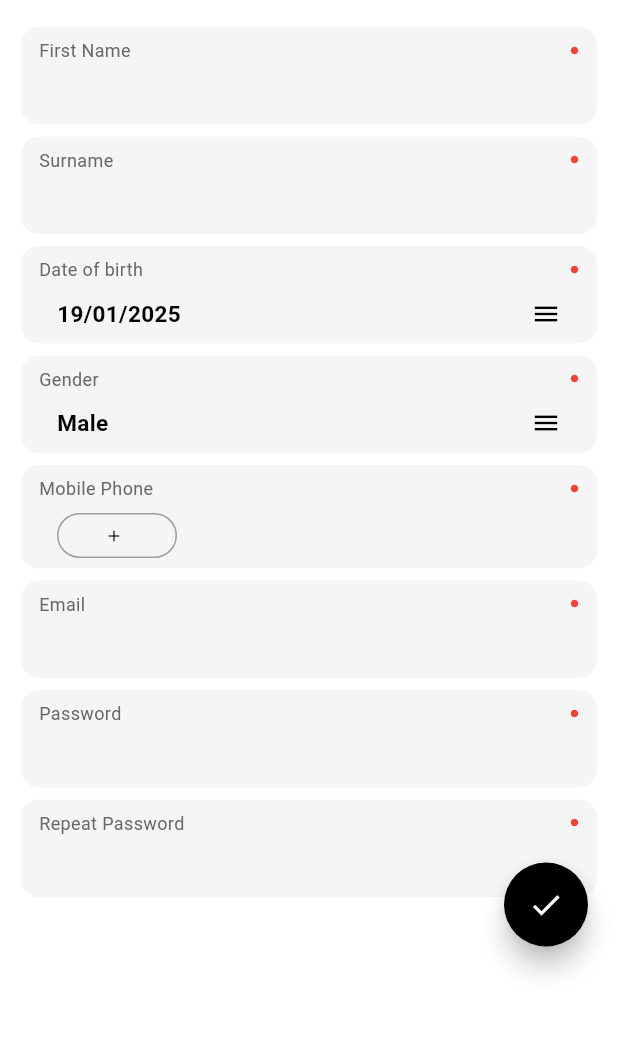
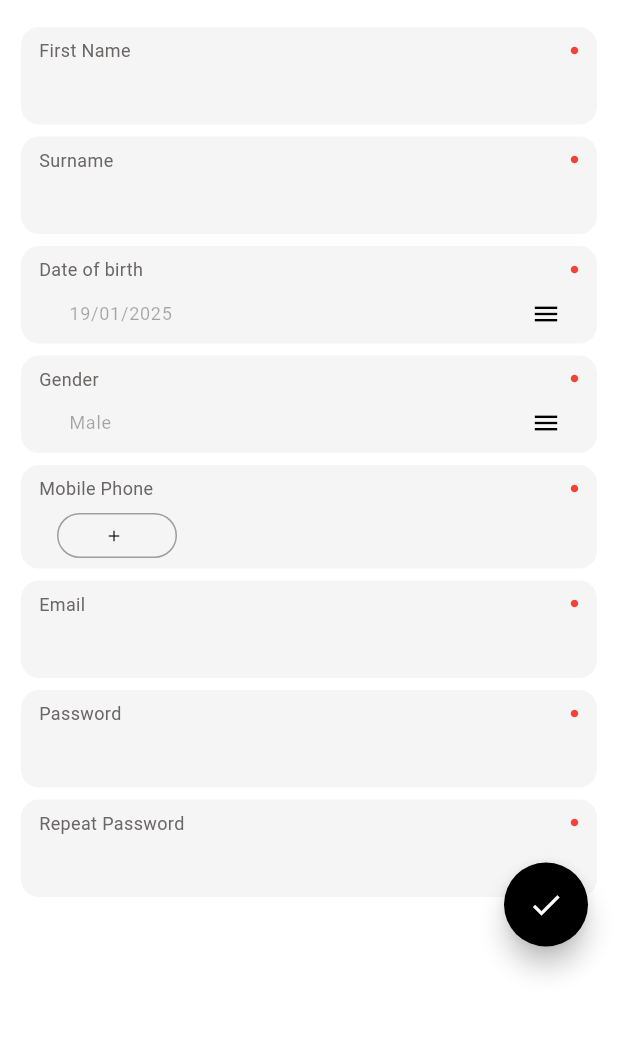
Before and after one commit to abdulsamad-110/app_smash_x, a Flutter app: the SignupView screen opened directly, on a phone screen of 412 x 824 dp, the part 84-1121 px from its top. Run offline on Flutter 3.47's test engine with Material 3 defaults, Android fonts, the phone set to English and light mode, and no system bars; our stand-ins replace country_picker, get, smooth_page_indicator.

```diff
--- a/lib/main.dart
+++ b/lib/main.dart
@@ -1,6 +1,7 @@
 import 'package:flutter/material.dart';
 import 'package:get/get.dart';
 import 'package:smash_x_app/ui/auth/login/login_view.dart';
+import 'package:smash_x_app/ui/auth/splashe/splash_view.dart';
 
 void main() {
   runApp(const MyApp());
@@ -11,10 +12,10 @@ class MyApp extends StatelessWidget {
 
   @override
   Widget build(BuildContext context) {
-    return const GetMaterialApp(
+    return GetMaterialApp(
       debugShowCheckedModeBanner: false,
       //theme: ThemeData.dark(),
-      home: LoginView(),
+      home: SplashView(),
     );
   }
 }
--- a/lib/ui/auth/sign up/signup_controller.dart
+++ b/lib/ui/auth/sign up/signup_controller.dart
@@ -1,5 +1,6 @@
 import 'package:flutter/material.dart';
 import 'package:get/get.dart';
+import 'package:intl/intl.dart';
 
 class SignupController extends GetxController {
   final dateController = TextEditingController();
@@ -11,6 +12,8 @@ class SignupController extends GetxController {
   final passController = TextEditingController();
 
   DateTime? selectedDate;
+  String countryCode = '';
+  String phoneCode = '';
 
   // Method to pick a date
   void pickDate(BuildContext context) async {
@@ -28,7 +31,7 @@ class SignupController extends GetxController {
     }
   }
 
-  RxString selectedGender = ''.obs;
+  RxString selectedGender = 'Male'.obs;
 
   void selectGender(String gender) {
     selectedGender.value = gender;
@@ -53,4 +56,10 @@ class SignupController extends GetxController {
 //     },
 //   );
 // }
+  @override
+  void onInit() {
+    super.onInit();
+    // Set the default date to current date in the format dd/MM/yyyy
+    dateController.text = DateFormat('dd/MM/yyyy').format(DateTime.now());
+  }
 }
--- a/lib/ui/auth/sign up/signup_view.dart
+++ b/lib/ui/auth/sign up/signup_view.dart
@@ -15,8 +15,6 @@ class SignupView extends StatelessWidget {
   @override
   Widget build(BuildContext context) {
     final SignupController controller = Get.put(SignupController());
-    String countryCode = '';
-    String phoneCode = '';
 
     return Scaffold(
       backgroundColor: Colors.white,
@@ -59,29 +57,26 @@ class SignupView extends StatelessWidget {
                     child: SignupTextfield(
                       label: 'Date of birth',
                       controller: controller.dateController,
-                      description: controller.dateController.text.isEmpty
-                          ? DateFormat('dd/MM/yyyy').format(DateTime.now())
-                          : controller.dateController.text,
                       menuIcon: Icons.menu,
                       enabled: false,
                     ),
                   ),
                   GestureDetector(
                     onTap: () => showGenderDialog(context),
-                    child: Obx(() => SignupTextfield(
+                    child: Obx(
+                      () => SignupTextfield(
                         label: 'Gender',
-                          controller: TextEditingController(
-                              text: controller.selectedGender.value),
-                          description: controller.selectedGender.value.isEmpty
-                              ? 'Male'
-                              : controller.selectedGender.value,
+                        controller:  TextEditingController(
+                          text: controller.selectedGender.value,
+                        ),
                         menuIcon: Icons.menu,
                         enabled: false,
-                        )),
+                      ),
+                    ),
                   ),
                   SignupTextfield(
                     label: 'Mobile Phone',
-                    controller: TextEditingController(),
+                    controller:  TextEditingController(),
                     onButtonPressed: () {
                       showCountryPicker(
                         context: context,
@@ -92,12 +87,14 @@ class SignupView extends StatelessWidget {
                           bottomSheetHeight: 500,
                           borderRadius: BorderRadius.only(
                             topLeft: Radius.circular(12),
-                                topRight: Radius.circular(12))),
+                            topRight: Radius.circular(12),
+                          ),
+                        ),
                         onSelect: (Country value) {
                           print(value.countryCode.toString());
                           print(value.phoneCode.toString());
-                          countryCode = value.countryCode;
-                          phoneCode = value.phoneCode;
+                          controller.countryCode = value.countryCode;
+                          controller.phoneCode = value.phoneCode;
                         },
                       );
                     },
@@ -122,9 +119,11 @@ class SignupView extends StatelessWidget {
               right: 20,
               bottom: 0,
               child: FloatingActionButton(
-                onPressed: () {},
+                onPressed: () {
+                  // Perform your submission logic here
+                },
                 backgroundColor: Colors.black,
-                child: const Icon(
+                child:  const Icon(
                   Icons.done,
                   color: Colors.white,
                 ),
--- a/lib/ui/auth/sign up/widgets/customsgnup_widget.dart
+++ b/lib/ui/auth/sign up/widgets/customsgnup_widget.dart
@@ -4,22 +4,22 @@ class SignupTextfield extends StatelessWidget {
   final String label;
   final TextEditingController controller;
   final bool isRequired;
-  final String? description;
   final IconData? menuIcon;
   final VoidCallback? onButtonPressed;
   final bool enabled;
-  final Color cursorColor; // Add cursorColor as a parameter
+  final Color cursorColor;
+  final bool showCursor;
 
   const SignupTextfield({
     Key? key,
     required this.label,
     required this.controller,
     this.isRequired = true,
-    this.description,
     this.menuIcon,
     this.onButtonPressed,
     this.enabled = true,
-    this.cursorColor = Colors.grey, // Default to gray if not provided
+    this.cursorColor = Colors.grey,
+    this.showCursor = true,
   }) : super(key: key);
 
   @override
@@ -36,9 +36,7 @@ class SignupTextfield extends StatelessWidget {
           crossAxisAlignment: CrossAxisAlignment.start,
           children: [
             _buildLabelRow(),
-            if (description != null ||
-                onButtonPressed != null ||
-                menuIcon != null)
+            if (onButtonPressed != null || menuIcon != null)
               _buildDescriptionRow(),
           ],
         ),
@@ -53,7 +51,9 @@ class SignupTextfield extends StatelessWidget {
         Text(
           label,
           style: const TextStyle(
-              fontSize: 12, color: Color.fromARGB(255, 106, 102, 102)),
+            fontSize: 12,
+            color: Color.fromARGB(255, 106, 102, 102),
+          ),
         ),
         if (isRequired)
           const Icon(
@@ -69,16 +69,16 @@ class SignupTextfield extends StatelessWidget {
     return Padding(
       padding: const EdgeInsets.only(top: 8.0),
       child: Padding(
-        padding: const EdgeInsets.symmetric(
-            horizontal: 12.0), // Add padding for left and right indent
+        padding: const EdgeInsets.symmetric(horizontal: 12.0),
         child: Row(
           children: [
-            _buildLeftSideContent(),
+            if (onButtonPressed != null) _buildButton(),
             const SizedBox(width: 8),
             Expanded(
               child: TextField(
                 controller: controller,
-                cursorColor: cursorColor, // Set cursor color here
+                cursorColor: cursorColor,
+                showCursor: showCursor,
                 decoration: const InputDecoration(
                   border: InputBorder.none,
                   isDense: true,
@@ -100,14 +100,7 @@ class SignupTextfield extends StatelessWidget {
     );
   }
 
-  Widget _buildLeftSideContent() {
-    if (description != null) {
-      return Text(
-        description!,
-        style: const TextStyle(
-            fontSize: 15, fontWeight: FontWeight.bold, color: Colors.black),
-      );
-    } else if (onButtonPressed != null) {
+  Widget _buildButton() {
     return Container(
       width: 80,
       height: 30,
@@ -117,12 +110,12 @@ class SignupTextfield extends StatelessWidget {
       ),
       child: TextButton(
         onPressed: onButtonPressed,
-          style: TextButton.styleFrom(padding: EdgeInsets.zero), // No padding
+        style: TextButton.styleFrom(padding: EdgeInsets.zero),
         child: const Row(
           mainAxisAlignment: MainAxisAlignment.center,
           children: [
             Icon(Icons.add, size: 12, color: Colors.black),
-              SizedBox(width: 4), // Space between icon and text
+            SizedBox(width: 4),
             Text(
               '',
               style: TextStyle(
@@ -134,8 +127,5 @@ class SignupTextfield extends StatelessWidget {
         ),
       ),
     );
-    } else {
-      return const SizedBox();
   }
 }
-}
--- a/lib/widgets/custom_appbar.dart
+++ b/lib/widgets/custom_appbar.dart
@@ -26,7 +26,6 @@ class CustomAppBar extends StatelessWidget implements PreferredSizeWidget {
             )
           : null,
       title: Row(
-        mainAxisAlignment: MainAxisAlignment.spaceBetween,
         children: [
           Image.asset(
             'assets/logo.png',
@@ -34,8 +33,7 @@ class CustomAppBar extends StatelessWidget implements PreferredSizeWidget {
             width: 30,
             color: Colors.white,
           ),
-          Row(
-            children: [
+          const Spacer(),
           if (showFilterIcon)
             IconButton(
               icon: const Icon(Icons.filter_list_sharp, color: Colors.white),
@@ -47,8 +45,6 @@ class CustomAppBar extends StatelessWidget implements PreferredSizeWidget {
           ),
         ],
       ),
-        ],
-      ),
     );
   }
 
```
Also changed, not shown: lib/ui/auth/splashe/splash_controller.dart (added, +17 -0 lines), lib/ui/auth/splashe/splash_view.dart (added, +56 -0 lines), lib/ui/bookings/booking_view.dart (+10 -1 lines), lib/ui/championships/championships_view.dart (added, +18 -0 lines), lib/ui/guest/guest_view.dart (added, +17 -0 lines), lib/ui/onboarding/onboarding_controller.dart (+4 -4 lines), lib/ui/onboarding/onboarding_view.dart (+10 -12 lines), assets/logom.png (added), assets/mlogo.png (added), assets/sp1.png (added), assets/sp2.png (added), assets/sp3.png (added), assets/sp4.png (added). Lines whose indentation alone changed are shown as unchanged.
